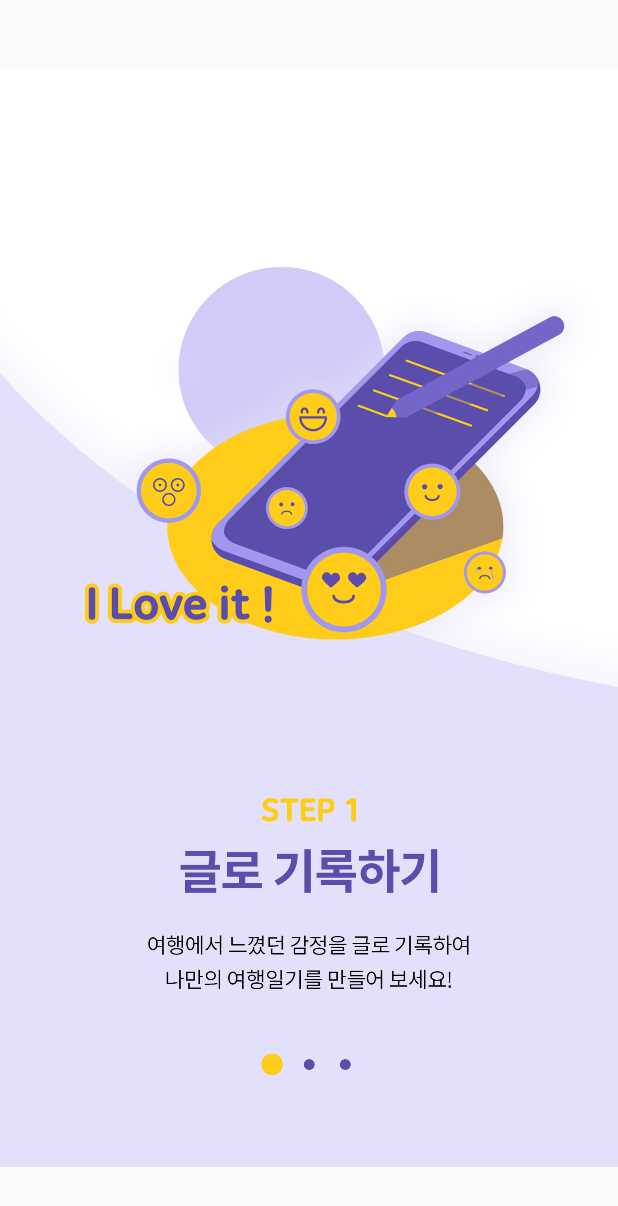
After one commit to jiwonan/InternShip-1, an Android app: the layout activity_guide.xml on its own in the app's theme, with its tools: preview values and no code run, on a phone screen of 412 x 824 dp. The commit adds this screen. Shown: the top 1206 px of the screen. Run offline under Robolectric (Android 15) with nearby library versions, the phone set to English and light mode, and no system bars.

Commit message:
Splash Animation - Bounce, Guide Screen. (Finish)

```diff
--- a/app/src/main/AndroidManifest.xml
+++ b/app/src/main/AndroidManifest.xml
@@ -9,13 +9,17 @@
         android:roundIcon="@mipmap/ic_launcher_round"
         android:supportsRtl="true"
         android:theme="@style/AppTheme">
-        <activity android:name=".MainActivity">
+        <activity android:name=".GuideActivity"></activity>
+        <activity android:name=".SplashActivity"
+            android:screenOrientation="portrait"
+            android:noHistory="true">
             <intent-filter>
                 <action android:name="android.intent.action.MAIN" />
 
                 <category android:name="android.intent.category.LAUNCHER" />
             </intent-filter>
         </activity>
+        <activity android:name=".MainActivity"></activity>
     </application>
 
 </manifest>
--- /dev/null
+++ b/app/src/main/res/anim/anim_splash.xml
@@ -0,0 +1,8 @@
+<?xml version="1.0" encoding="utf-8"?>
+<set xmlns:android="http://schemas.android.com/apk/res/android"
+    android:interpolator="@android:anim/bounce_interpolator">
+    <translate
+        android:fromYDelta="-250%"
+        android:toYDelta="0%"
+        android:duration="3000"/>
+</set>
--- /dev/null
+++ b/app/src/main/res/layout/activity_guide.xml
@@ -0,0 +1,38 @@
+<?xml version="1.0" encoding="utf-8"?>
+<androidx.constraintlayout.widget.ConstraintLayout xmlns:android="http://schemas.android.com/apk/res/android"
+    xmlns:app="http://schemas.android.com/apk/res-auto"
+    xmlns:tools="http://schemas.android.com/tools"
+    android:layout_width="match_parent"
+    android:layout_height="match_parent"
+    tools:context=".GuideActivity">
+
+    <Button
+        android:id="@+id/nextBtn"
+        android:layout_width="204dp"
+        android:layout_height="732dp"
+        android:background="#00FFFFFF"
+        app:layout_constraintBottom_toBottomOf="parent"
+        app:layout_constraintEnd_toEndOf="@+id/guideimg"
+        app:layout_constraintStart_toEndOf="@+id/prevBtn"
+        app:layout_constraintTop_toTopOf="parent" />
+
+    <Button
+        android:id="@+id/prevBtn"
+        android:layout_width="207dp"
+        android:layout_height="732dp"
+        android:background="#00FFFFFF"
+        app:layout_constraintBottom_toBottomOf="parent"
+        app:layout_constraintStart_toStartOf="@+id/guideimg"
+        app:layout_constraintTop_toTopOf="parent" />
+
+    <ImageView
+        android:id="@+id/guideimg"
+        android:layout_width="wrap_content"
+        android:layout_height="wrap_content"
+        android:background="#00FFFFFF"
+        app:layout_constraintBottom_toBottomOf="parent"
+        app:layout_constraintEnd_toEndOf="parent"
+        app:layout_constraintStart_toStartOf="parent"
+        app:layout_constraintTop_toTopOf="parent"
+        app:srcCompat="@drawable/guide1" />
+</androidx.constraintlayout.widget.ConstraintLayout>
--- a/app/src/main/res/values/styles.xml
+++ b/app/src/main/res/values/styles.xml
@@ -6,6 +6,9 @@
         <item name="colorPrimary">@color/colorPrimary</item>
         <item name="colorPrimaryDark">@color/colorPrimaryDark</item>
         <item name="colorAccent">@color/colorAccent</item>
+        <!-- No Title Bar-->
+        <item name="windowActionBar">false</item>
+        <item name="windowNoTitle">true</item>
     </style>
 
 </resources>
```
Also changed, not shown: app/src/main/java/kr/hs/emrim/tjdusdlfkrhd/internship/GuideActivity.java (added, +66 -0 lines), app/src/main/java/kr/hs/emrim/tjdusdlfkrhd/internship/SplashActivity.java (added, +38 -0 lines), app/src/main/res/layout/activity_main.xml (+59 -9 lines), app/src/main/res/layout/activity_splash.xml (added, +18 -0 lines), app/src/main/res/values/strings.xml (+10 -0 lines), app/src/main/res/drawable-v24/guide1.jpg (added), app/src/main/res/drawable-v24/guide2.jpg (added), app/src/main/res/drawable-v24/guide3.jpg (added), app/src/main/res/drawable-v24/logo.png (added).
